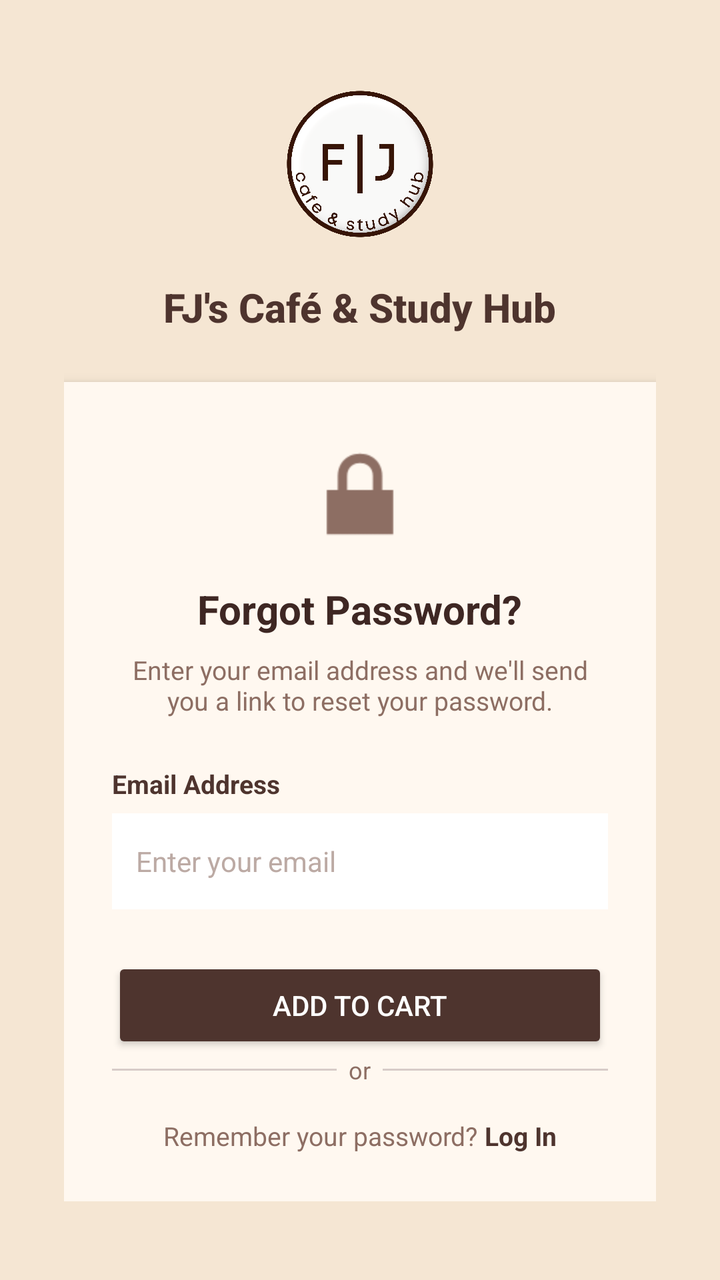
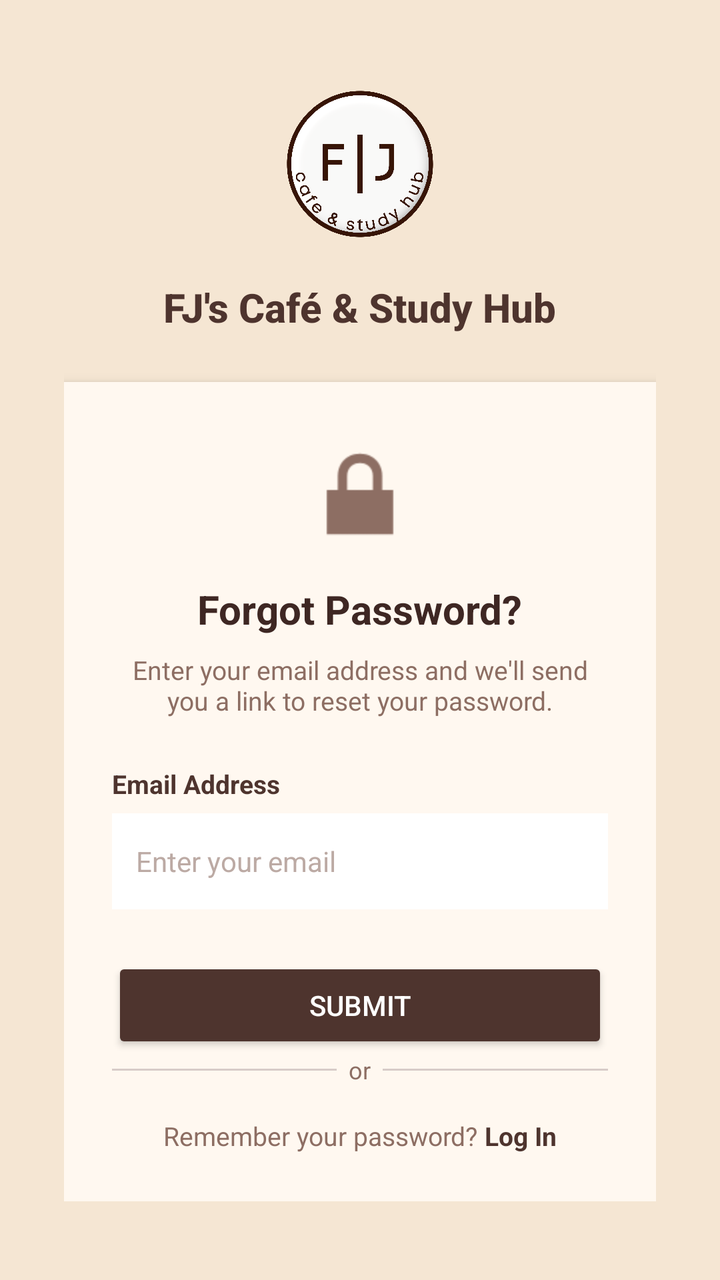

The first picture is an Android layout as it rendered before a commit; the second is the same layout after the commit. The layout source and the unified diff follow.
<!-- AndroidManifest.xml: application theme Theme.FJCafeStudyHub -->
<!-- res/layout/activity_forgotpassword.xml -->
<?xml version="1.0" encoding="utf-8"?>
<ScrollView
    xmlns:android="http://schemas.android.com/apk/res/android"
    android:layout_width="match_parent"
    android:layout_height="match_parent"
    android:background="#F5E6D3">

    <LinearLayout
        android:layout_width="match_parent"
        android:layout_height="wrap_content"
        android:orientation="vertical"
        android:gravity="center"
        android:padding="32dp">

        
        <ImageView
            android:id="@+id/logoImage"
            android:layout_width="100dp"
            android:layout_height="100dp"
            android:src="@drawable/cafe_logo"
            android:contentDescription="FJ Cafe Logo"
            android:layout_marginBottom="8dp"/>

        
        <TextView
            android:layout_width="wrap_content"
            android:layout_height="wrap_content"
            android:text="FJ's Café &amp; Study Hub"
            android:textSize="20sp"
            android:textStyle="bold"
            android:textColor="#4E342E"
            android:layout_marginBottom="24dp"
            android:fontFamily="sans-serif-medium"/>

        
        <LinearLayout
            android:layout_width="match_parent"
            android:layout_height="wrap_content"
            android:orientation="vertical"
            android:background="#FFF8F0"
            android:padding="24dp"
            android:elevation="4dp">

            
            <ImageView
                android:layout_width="64dp"
                android:layout_height="64dp"
                android:src="@android:drawable/ic_lock_lock"
                android:contentDescription="Lock"
                android:layout_gravity="center"
                android:layout_marginBottom="12dp"/>

            
            <TextView
                android:layout_width="wrap_content"
                android:layout_height="wrap_content"
                android:text="Forgot Password?"
                android:textSize="20sp"
                android:textStyle="bold"
                android:textColor="#3E2723"
                android:layout_gravity="center"
                android:layout_marginBottom="8dp"/>

            
            <TextView
                android:layout_width="wrap_content"
                android:layout_height="wrap_content"
                android:text="Enter your email address and we'll send you a link to reset your password."
                android:textSize="13sp"
                android:textColor="#8D6E63"
                android:gravity="center"
                android:layout_gravity="center"
                android:layout_marginBottom="24dp"/>

            
            <TextView
                android:layout_width="wrap_content"
                android:layout_height="wrap_content"
                android:text="Email Address"
                android:textSize="13sp"
                android:textColor="#4E342E"
                android:textStyle="bold"
                android:layout_marginBottom="6dp"/>

            
            <EditText
                android:id="@+id/etResetEmail"
                android:layout_width="match_parent"
                android:layout_height="48dp"
                android:hint="Enter your email"
                android:textSize="14sp"
                android:textColor="#3E2723"
                android:textColorHint="#BCAAA4"
                android:background="#FFFFFF"
                android:paddingStart="12dp"
                android:paddingEnd="12dp"
                android:inputType="textEmailAddress"
                android:layout_marginBottom="24dp"/>

            
            <Button
                android:id="@+id/btnSendReset"
                android:layout_width="match_parent"
                android:layout_height="48dp"
                android:text="Add to Cart"
                android:textColor="#FFFFFF"
                android:backgroundTint="#4E342E"/>


            
            <LinearLayout
                android:layout_width="match_parent"
                android:layout_height="wrap_content"
                android:orientation="horizontal"
                android:gravity="center_vertical"
                android:layout_marginBottom="16dp">

                <View
                    android:layout_width="0dp"
                    android:layout_height="1dp"
                    android:layout_weight="1"
                    android:background="#D7CCC8"/>

                <TextView
                    android:layout_width="wrap_content"
                    android:layout_height="wrap_content"
                    android:text="  or  "
                    android:textSize="12sp"
                    android:textColor="#8D6E63"/>

                <View
                    android:layout_width="0dp"
                    android:layout_height="1dp"
                    android:layout_weight="1"
                    android:background="#D7CCC8"/>

            </LinearLayout>

            
            <LinearLayout
                android:layout_width="wrap_content"
                android:layout_height="wrap_content"
                android:orientation="horizontal"
                android:layout_gravity="center">

                <TextView
                    android:layout_width="wrap_content"
                    android:layout_height="wrap_content"
                    android:text="Remember your password? "
                    android:textSize="13sp"
                    android:textColor="#8D6E63"/>

                <TextView
                    android:id="@+id/txtGoToLogin"
                    android:layout_width="wrap_content"
                    android:layout_height="wrap_content"
                    android:text="Log In"
                    android:textSize="13sp"
                    android:textColor="#4E342E"
                    android:textStyle="bold"/>

            </LinearLayout>

        </LinearLayout>

    </LinearLayout>

</ScrollView>
<!-- resources referenced by this layout -->
<resources>
  <!-- drawable cafe_logo: png bitmap (drawable, 255995 bytes) -->
  <style name="Theme.FJCafeStudyHub" parent="Theme.MaterialComponents.DayNight.NoActionBar">
  
          
          <item name="colorPrimary">#4E342E</item>
          <item name="colorPrimaryVariant">#3E2723</item>
          <item name="colorOnPrimary">#FFFFFF</item>
  
          
          <item name="colorSecondary">#8D6E63</item>
          <item name="colorOnSecondary">#FFFFFF</item>
  
          
          <item name="android:colorBackground">#F5E6D3</item>
  
      </style>
</resources>

<!-- the commit's change to res/layout/activity_forgotpassword.xml (unified diff, before → after) -->
@@ -12,7 +12,6 @@
         android:gravity="center"
         android:padding="32dp">
 
-        
         <ImageView
             android:id="@+id/logoImage"
             android:layout_width="100dp"
@@ -21,7 +20,6 @@
             android:contentDescription="FJ Cafe Logo"
             android:layout_marginBottom="8dp"/>
 
-        
         <TextView
             android:layout_width="wrap_content"
             android:layout_height="wrap_content"
@@ -32,7 +30,6 @@
             android:layout_marginBottom="24dp"
             android:fontFamily="sans-serif-medium"/>
 
-        
         <LinearLayout
             android:layout_width="match_parent"
             android:layout_height="wrap_content"
@@ -41,7 +38,6 @@
             android:padding="24dp"
             android:elevation="4dp">
 
-            
             <ImageView
                 android:layout_width="64dp"
                 android:layout_height="64dp"
@@ -50,7 +46,6 @@
                 android:layout_gravity="center"
                 android:layout_marginBottom="12dp"/>
 
-            
             <TextView
                 android:layout_width="wrap_content"
                 android:layout_height="wrap_content"
@@ -61,7 +56,6 @@
                 android:layout_gravity="center"
                 android:layout_marginBottom="8dp"/>
 
-            
             <TextView
                 android:layout_width="wrap_content"
                 android:layout_height="wrap_content"
@@ -72,7 +66,6 @@
                 android:layout_gravity="center"
                 android:layout_marginBottom="24dp"/>
 
-            
             <TextView
                 android:layout_width="wrap_content"
                 android:layout_height="wrap_content"
@@ -82,7 +75,6 @@
                 android:textStyle="bold"
                 android:layout_marginBottom="6dp"/>
 
-            
             <EditText
                 android:id="@+id/etResetEmail"
                 android:layout_width="match_parent"
@@ -97,17 +89,14 @@
                 android:inputType="textEmailAddress"
                 android:layout_marginBottom="24dp"/>
 
-            
             <Button
                 android:id="@+id/btnSendReset"
                 android:layout_width="match_parent"
                 android:layout_height="48dp"
-                android:text="Add to Cart"
+                android:text="Submit"
                 android:textColor="#FFFFFF"
                 android:backgroundTint="#4E342E"/>
 
-
-            
             <LinearLayout
                 android:layout_width="match_parent"
                 android:layout_height="wrap_content"
@@ -136,7 +125,6 @@
 
             </LinearLayout>
 
-            
             <LinearLayout
                 android:layout_width="wrap_content"
                 android:layout_height="wrap_content"
